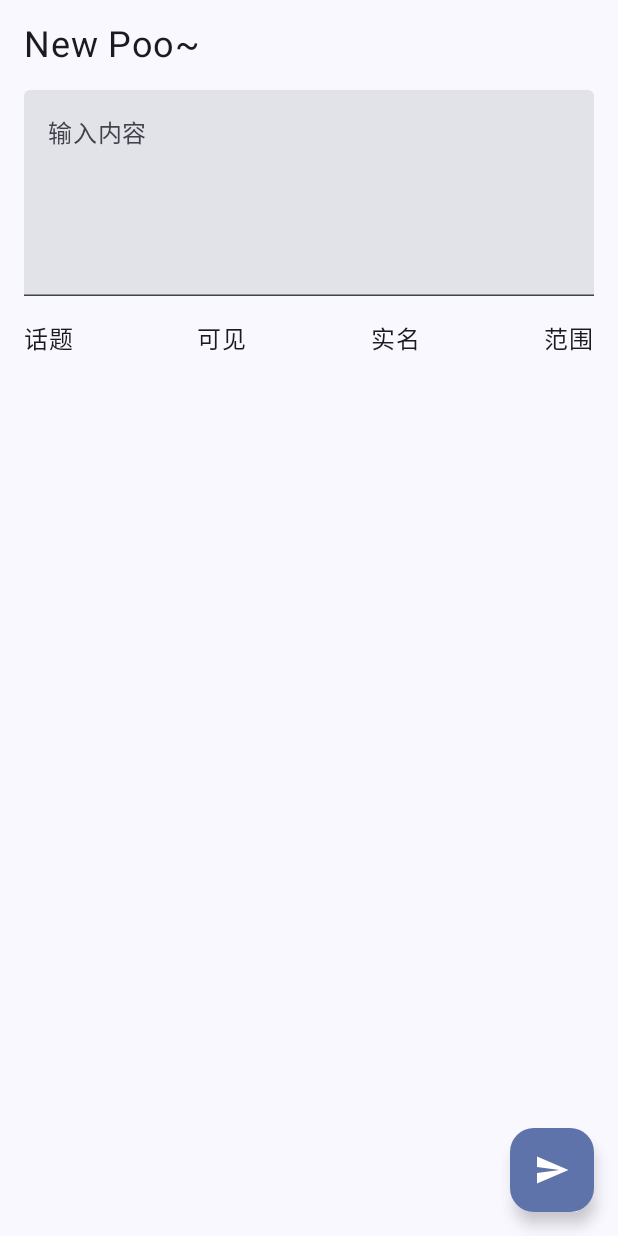
After one commit to EZ-HKU/Poocano, an Android app built with Jetpack Compose: the EditPostScreen screen opened through its navigation route, on a phone screen of 412 x 824 dp. The commit adds this screen. Run offline under Robolectric (Android 15) with nearby library versions, the phone set to English and light mode, and no system bars.

Commit message:
添加 首页长按FAB发帖功能 优化 帖子下评论布局

```diff
--- a/app/build.gradle.kts
+++ b/app/build.gradle.kts
@@ -12,8 +12,8 @@ android {
         applicationId = "com.ezteam.tripleuni"
         minSdk = 28
         targetSdk = 34
-        versionCode = 8
-        versionName = "0.4.0"
+        versionCode = 9
+        versionName = "0.5.0"
 
         testInstrumentationRunner = "androidx.test.runner.AndroidJUnitRunner"
         vectorDrawables {
--- /dev/null
+++ b/app/src/main/java/com/ezteam/tripleuni/EditPostScreen.kt
@@ -0,0 +1,176 @@
+package com.ezteam.tripleuni
+
+import android.widget.Toast
+import androidx.compose.foundation.clickable
+import androidx.compose.foundation.layout.Arrangement
+import androidx.compose.foundation.layout.Box
+import androidx.compose.foundation.layout.BoxWithConstraints
+import androidx.compose.foundation.layout.Column
+import androidx.compose.foundation.layout.Row
+import androidx.compose.foundation.layout.Spacer
+import androidx.compose.foundation.layout.fillMaxSize
+import androidx.compose.foundation.layout.fillMaxWidth
+import androidx.compose.foundation.layout.height
+import androidx.compose.foundation.layout.heightIn
+import androidx.compose.foundation.layout.padding
+import androidx.compose.foundation.layout.wrapContentSize
+import androidx.compose.material.icons.Icons
+import androidx.compose.material.icons.automirrored.filled.Send
+import androidx.compose.material3.DropdownMenu
+import androidx.compose.material3.DropdownMenuItem
+import androidx.compose.material3.FloatingActionButton
+import androidx.compose.material3.Icon
+import androidx.compose.material3.Scaffold
+import androidx.compose.material3.Text
+import androidx.compose.material3.TextField
+import androidx.compose.runtime.Composable
+import androidx.compose.runtime.getValue
+import androidx.compose.runtime.mutableStateOf
+import androidx.compose.runtime.remember
+import androidx.compose.runtime.setValue
+import androidx.compose.ui.Modifier
+import androidx.compose.ui.platform.LocalContext
+import androidx.compose.ui.text.input.TextFieldValue
+import androidx.compose.ui.unit.dp
+import androidx.compose.ui.unit.sp
+import androidx.navigation.NavController
+import kotlinx.coroutines.CoroutineScope
+import kotlinx.coroutines.Dispatchers
+import kotlinx.coroutines.launch
+import kotlinx.coroutines.withContext
+import com.ezteam.tripleuni.MyAppGlobals.client
+
+
+@Composable
+fun EditPostScreen(navController: NavController) {
+    var postText by remember { mutableStateOf(TextFieldValue()) }
+    var selectedTopic by remember { mutableStateOf("") }
+    var selectedVisibility by remember { mutableStateOf("") }
+    var selectedAuthenticity by remember { mutableStateOf("") }
+    var selectedSchool by remember { mutableStateOf("") }
+    val context = LocalContext.current
+
+    Scaffold(floatingActionButton = {
+        FloatingActionButton(onClick = {
+            CoroutineScope(Dispatchers.IO).launch {
+                withContext(Dispatchers.Main) {
+                    Toast.makeText(context, "正在发送", Toast.LENGTH_SHORT).show()
+                }
+                val isSuccess = client.postPoster(
+                    postText.text,
+                    selectedTopic,
+                    selectedAuthenticity,
+                    selectedVisibility,
+                    selectedSchool
+                )
+                if (isSuccess) {
+                    withContext(Dispatchers.Main) {
+                        Toast.makeText(context, "发送成功", Toast.LENGTH_SHORT).show()
+                        navController.popBackStack()
+                    }
+                } else {
+                    withContext(Dispatchers.Main) {
+                        Toast.makeText(context, "发送失败", Toast.LENGTH_SHORT).show()
+                    }
+                }
+            }
+        }) {
+            Icon(Icons.AutoMirrored.Filled.Send, contentDescription = "Send")
+        }
+    }, content = { innerPadding ->
+        BoxWithConstraints(
+            modifier = Modifier
+                .fillMaxSize()
+                .padding(innerPadding)
+        ) {
+            val screenHeight = maxHeight
+
+            Column {
+                Text(
+                    text = "New Poo~",
+                    fontSize = 24.sp,
+                    modifier = Modifier.padding(16.dp, 16.dp, 0.dp, 16.dp)
+                )
+
+                Column(modifier = Modifier.padding(16.dp, 0.dp, 16.dp, 0.dp)) {
+                    // Post Text Field
+                    TextField(value = postText,
+                        onValueChange = { postText = it },
+                        modifier = Modifier
+                            .fillMaxWidth()
+                            .heightIn(screenHeight / 6, screenHeight / 2),
+                        placeholder = { Text("输入内容") })
+
+                    Spacer(modifier = Modifier.height(16.dp))
+
+                    // Dropdowns Row
+                    Row(
+                        modifier = Modifier.fillMaxWidth(),
+                        horizontalArrangement = Arrangement.SpaceBetween
+                    ) {
+                        DropdownSelector(
+                            "话题",
+                            listOf(
+                                DropdownOption("Poocano", "Poocano"),
+                                DropdownOption("情感", "情感"),
+                                DropdownOption("随写", "随写"),
+                                DropdownOption("学业", "学业"),
+                                DropdownOption("求职", "求职"),
+                                DropdownOption("美食", "美食"),
+                                DropdownOption("跳蚤", "跳蚤")
+                            ),
+                            selectedTopic
+                        ) { selectedTopic = it }
+                        DropdownSelector(
+                            "可见", listOf(
+                                DropdownOption("公开", "1"),
+                                DropdownOption("私密", "2")
+                            ), selectedVisibility
+                        ) { selectedVisibility = it }
+                        DropdownSelector(
+                            "实名", listOf(
+                                DropdownOption("匿名", "false"),
+                                DropdownOption("实名", "true")
+                            ), selectedAuthenticity
+                        ) { selectedAuthenticity = it }
+                        DropdownSelector("范围", listOf(
+                            DropdownOption("本校", "false"),
+                            DropdownOption("Uni", "true")
+                        ), selectedSchool) {
+                            selectedSchool = it
+                        }
+                    }
+
+                    Spacer(modifier = Modifier.height(16.dp))
+                }
+            }
+        }
+    })
+}
+
+data class DropdownOption(val label: String, val value: String)
+
+@Composable
+fun DropdownSelector(
+    label: String,
+    options: List<DropdownOption>,
+    selectedValue: String,
+    onOptionSelected: (String) -> Unit
+) {
+    var expanded by remember { mutableStateOf(false) }
+    val selectedLabel = options.firstOrNull { it.value == selectedValue }?.label ?: label
+
+
+    Box(modifier = Modifier.wrapContentSize()) {
+        Text(text = selectedLabel,
+            modifier = Modifier.clickable { expanded = true })
+        DropdownMenu(expanded = expanded, onDismissRequest = { expanded = false }) {
+            options.forEach { option ->
+                DropdownMenuItem(onClick = {
+                    onOptionSelected(option.value)
+                    expanded = false
+                }, text = { Text(option.label) })
+            }
+        }
+    }
+}
```
Also changed, not shown: app/src/main/java/com/ezteam/tripleuni/MainActivity.kt (+15 -6 lines), app/src/main/java/com/ezteam/tripleuni/MainScreen.kt (+42 -9 lines), app/src/main/java/com/ezteam/tripleuni/PostScreen.kt (+4 -3 lines), app/src/main/java/com/ezteam/tripleuni/TripleClient.kt (+30 -0 lines).
